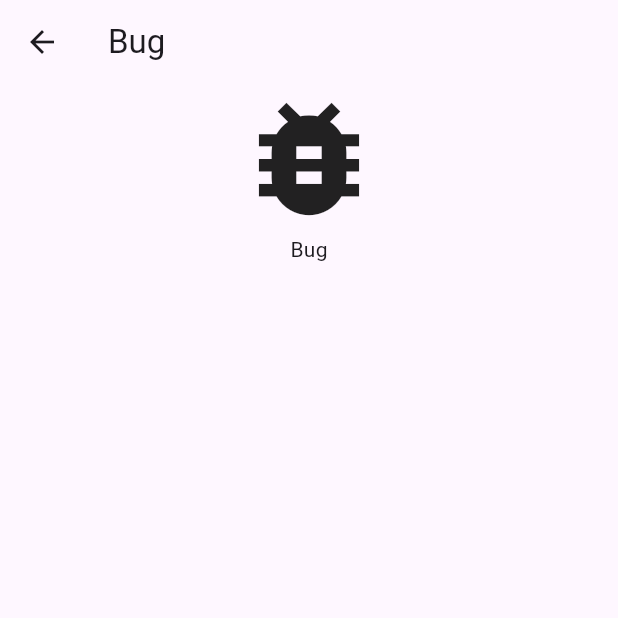
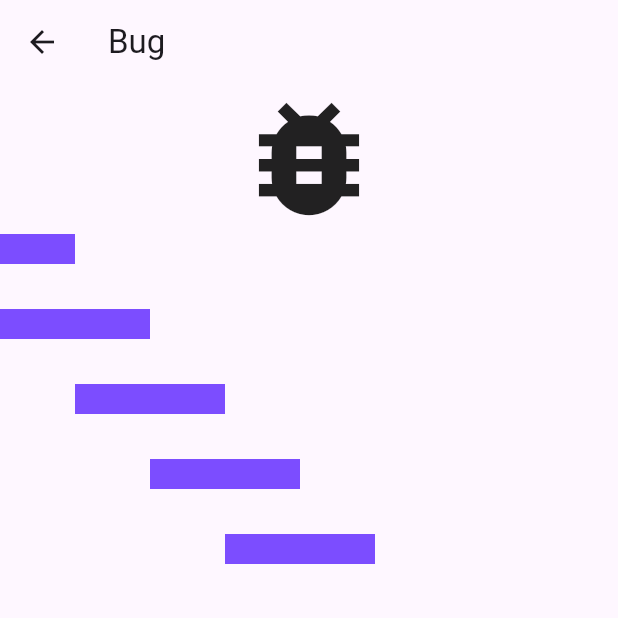
Before and after one commit to ebin58/tab_testing_app, a Flutter app: the screen it shows after launch, tab 3 chosen, after a tap on the "bug report" icon, on a phone screen of 412 x 824 dp, the top half of it. Run offline on Flutter 3.47's test engine with Material 3 defaults, Android fonts, the phone set to English and light mode, and no system bars.

Commit message:
Made new files for each screen

```diff
--- /dev/null
+++ b/lib/BugPage.dart
@@ -0,0 +1,97 @@
+import 'package:flutter/material.dart';
+import 'dart:async';
+
+
+class BugPage extends StatefulWidget{
+
+    @override
+    BugPageState createState()=> BugPageState();
+
+  }
+
+  class BugPageState extends State<BugPage> with SingleTickerProviderStateMixin {
+    late AnimationController _controller;
+    List<double> _barOffsets = [-300, -250, -200, -150, -100]; // Initial positions
+
+    @override
+    void initState() {
+      super.initState();
+
+      // Start the animation when the page is opened
+      _controller = AnimationController(
+        vsync: this,
+        duration: Duration(seconds: 2),
+      )..addListener(() {
+          setState(() {
+            for (int i = 0; i < _barOffsets.length; i++) {
+              _barOffsets[i] += 5; // Move the bars across the screen
+            }
+          });
+        });
+
+      // Repeat the animation to keep bars moving
+      Timer.periodic(Duration(milliseconds: 100), (timer) {
+        if (!mounted) {
+          timer.cancel();
+          return;
+        }
+        setState(() {
+          for (int i = 0; i < _barOffsets.length; i++) {
+            if (_barOffsets[i] > MediaQuery.of(context).size.width) {
+              _barOffsets[i] = -300.0; // Reset position when out of bounds
+            } else {
+              _barOffsets[i] += 20.0; // Move bars forward
+            }
+          }
+        });
+      });
+
+      _controller.repeat();
+    }
+
+    @override
+    void dispose() {
+      _controller.dispose();
+      super.dispose();
+    }
+
+    @override
+    Widget build(BuildContext context) {
+      return Scaffold(
+        appBar: AppBar(
+          title: Text("Bug"),
+        ),
+        body: Stack(
+          children: [
+            Align(
+              alignment: Alignment.topCenter,
+              child: Hero(
+                tag: "bugIcon",
+                child: Icon(
+                  Icons.bug_report,
+                  size: 100,
+                ),
+              ),
+            ),
+            Positioned.fill(
+              child: Stack(
+                children: List.generate(
+                  _barOffsets.length,
+                  (index) => AnimatedPositioned(
+                    duration: Duration(milliseconds: 100),
+                    left: _barOffsets[index],
+                    top: 100 + index * 50,
+                    child: Container(
+                      width: 100,
+                      height: 20,
+                      color: Colors.deepPurpleAccent,
+                    ),
+                  ),
+                ),
+              ),
+            ),
+          ],
+        ),
+      );
+    }
+  }
--- /dev/null
+++ b/lib/ListScreen.dart
@@ -0,0 +1,60 @@
+import 'package:flutter/material.dart';
+import 'BugPage.dart';
+import 'PlanePage.dart';
+
+
+class ListScreen extends StatelessWidget{
+
+  @override
+  Widget build(BuildContext context) {
+
+    return Scaffold(
+      body: Column(
+        children: [
+          Row(
+          children: [
+            Hero(
+              tag: "bugPage",
+              child: IconButton(
+                icon: Icon(
+              Icons.bug_report,
+                size:  50
+                ),
+              onPressed: () {
+              Navigator.push(
+                context,
+                MaterialPageRoute(builder: (context) => BugPage()),
+                );
+              } ,
+            ),
+          ),
+          Text("Bug")
+
+          ]
+          ),
+          Row(
+            children: [
+              Hero(
+                tag: "planePage",
+                child:IconButton(
+                  icon: Icon(
+                Icons.airplanemode_active,
+                  size: 50
+                ),
+                onPressed: (){
+                  Navigator.push(
+                  context,
+                  MaterialPageRoute(builder: (context) => PlanePage(),
+                    )
+                  );
+                },
+                ),
+              ),
+              Text("Plane")
+            ]
+          )
+        ],
+      )
+    );
+  }
+}
--- /dev/null
+++ b/lib/StatsScreen.dart
@@ -0,0 +1,40 @@
+import 'package:flutter/material.dart';
+
+
+class StatsScreen extends StatelessWidget {
+    @override
+    Widget build(BuildContext context) {
+      return Scaffold(
+          body: Column(
+              children: [
+                Align(
+                  alignment: Alignment.topCenter,
+                  child: Text("Statistics",
+                  style: TextStyle(
+                    fontSize: 36,
+                    fontWeight: FontWeight.bold,
+                  )
+                )
+              ),
+              Align(
+                alignment: Alignment.centerLeft,
+                child: Column(
+                  children: [
+                    Text("   Terpiez found: 23",
+                    style: TextStyle(
+                      fontSize: 18
+                    ),
+                    ),
+                    Text("Days Active: 24",
+                    style: TextStyle(
+                      fontSize: 18
+                    )
+                    )
+                  ],
+                )
+              )
+            ]
+          ),
+        );
+    }
+  }
--- a/lib/main.dart
+++ b/lib/main.dart
@@ -1,4 +1,8 @@
 import 'package:flutter/material.dart';
+import 'StatsScreen.dart';
+import 'ListScreen.dart';
+import 'FinderScreen.dart';
+
 
 void main() {
   runApp(const MyApp());
@@ -63,235 +67,33 @@ class _MyHomePageState extends State<MyHomePage> {
   }
 }
 
-class StatsScreen extends StatelessWidget {
-  @override
-  Widget build(BuildContext context) {
-    return Scaffold(
-        body: Column(
-            children: [
-              Align(
-                alignment: Alignment.topCenter,
-                child: Text("Statistics",
-                style: TextStyle(
-                  fontSize: 36,
-                  fontWeight: FontWeight.bold,
-                )
-              )
-            ),
-            Align(
-              alignment: Alignment.centerLeft,
-              child: Column(
-                children: [
-                  Text("   Terpiez found: 23",
-                  style: TextStyle(
-                    fontSize: 18
-                  ),
-                  ),
-                  Text("Days Active: 24",
-                  style: TextStyle(
-                    fontSize: 18
-                  )
-                  )
-                ],
-              )
-            )
-          ]
-        ),
-      );
-  }
-}
-
-class FinderScreen extends StatelessWidget{
 
 
-  @override
-  Widget build(BuildContext context) {
-    return Scaffold(
-      body: OrientationBuilder(
-        builder: (context, orientation){
-          final s = orientation == Orientation.portrait ? PortState() : LandState();
-          return Padding(
-          padding: EdgeInsets.all(10),
-          child: s,
-        );
-        }
-      )
-    );
-  }
-}
-
-class PortState extends StatelessWidget{
-  @override
-  Widget build(BuildContext context) {
-    return Column(
-      children: [
-        Align(
-          alignment: Alignment.topCenter,
-          child: Text("Terpiez Finder",
-            style: TextStyle(
-              fontSize: 46,
-              fontWeight: FontWeight.bold,
-            )
-          )
-        ),
-        Icon(
-          Icons.map_rounded,
-          size: 400
-        ),
-        Align(
-          alignment: Alignment.bottomCenter,
-          child: Column(
-            children: [
-              Text("Closest Terpiez:"),
-              Text("124.0m")
-            ],
-          )
-        )
-      ],
-    );
-  }
-}
-
-class LandState extends StatelessWidget {
-  @override
-  Widget build(BuildContext context) {
-    return Row(
-        crossAxisAlignment: CrossAxisAlignment.start,
-        children: [
-
-          Icon(
-            Icons.map_rounded,
-            size: 150,
-          ),
-
-          Expanded(
-            child: Column(
-
-              crossAxisAlignment: CrossAxisAlignment.center,
-              children: [
-                Text(
-                  "Terpiez Finder",
-                  style: TextStyle(fontSize: 46, fontWeight: FontWeight.bold),
-                ),
-                Text("Closest Terpiez:"),
-                Text("124.0m", style: TextStyle(fontSize: 24)),
-              ],
-            ),
-          ),
-        ],
-      );
-  }
-}
 
 
-class ListScreen extends StatelessWidget{
+// class BugPage extends StatelessWidget{
 
-  @override
-  Widget build(BuildContext context) {
+//   @override
+//   Widget build(BuildContext context) {
 
-    return Scaffold(
-      body: Column(
-        children: [
-          Row(
-          children: [
-            Hero(
-              tag: "bugPage",
-              child: IconButton(
-                icon: Icon(
-              Icons.bug_report,
-                size:  50
-                ),
-              onPressed: () {
-              Navigator.push(
-                context,
-                MaterialPageRoute(builder: (context) => BugPage()),
-                );
-              } ,
-            ),
-          ),
-          Text("Bug")
-
-          ]
-          ),
-          Row(
-            children: [
-              Hero(
-                tag: "planePage",
-                child:IconButton(
-                  icon: Icon(
-                Icons.airplanemode_active,
-                  size: 50
-                ),
-                onPressed: (){
-                  Navigator.push(
-                  context,
-                  MaterialPageRoute(builder: (context) => PlanePage(),
-                    )
-                  );
-                },
-                ),
-              ),
-              Text("Plane")
-            ]
-          )
-        ],
-      )
-    );
-  }
-}
-
-
-class BugPage extends StatelessWidget{
-
-  @override
-  Widget build(BuildContext context) {
-
-    return Scaffold(
-      appBar: AppBar(
-        title: Text("Bug"),
-      ),
-      body: Column(
-        children: [
-          Align(
-            alignment: Alignment.topCenter,
-            child: Hero(
-              tag:"bugPage",
-              child: Icon(
-            Icons.bug_report,
-              size: 100,
-            ),
-          ),
-        ),
-        Text("Bug")
-        ]
-      ),
-    );
-  }
-}
-
-class PlanePage extends StatelessWidget{
-
-  @override
-  Widget build(BuildContext context) {
-
-    return Scaffold(
-      appBar: AppBar(
-        title: Text("Plane"),
-      ),
-      body: Column(
-        children: [Align(
-          alignment: Alignment.topCenter,
-          child: Hero(
-            tag: "planePage",
-            child: Icon(
-            Icons.airplanemode_active,
-            size: 100,
-            ),
-          ),
-        ),
-        Text("Plane")
-        ]
-      ),
-    );
-  }
-}
+//     return Scaffold(
+//       appBar: AppBar(
+//         title: Text("Bug"),
+//       body: Column(
+//         children: [
+//           Align(
+//             alignment: Alignment.topCenter,
+//             child: Hero(
+//               tag:"bugPage",
+//               child: Icon(
+//             Icons.bug_report,
+//               size: 100,
+//             ),
+//           ),
+//         ),
+//         Text("Bug")
+//         ]
+//       ),
+//     );
+//   }
+// }
```
Also changed, not shown: lib/FinderScreen.dart (added, +23 -0 lines), lib/LandState.dart (added, +32 -0 lines), lib/PlanePage.dart (added, +28 -0 lines), lib/PortState.dart (added, +33 -0 lines).
